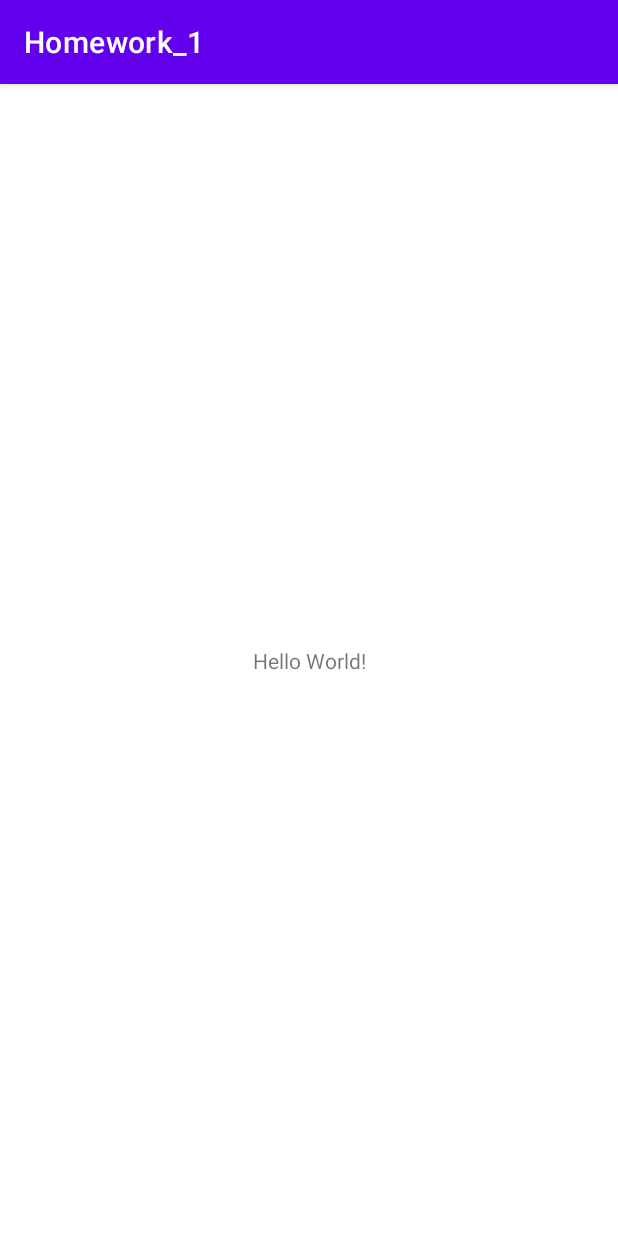
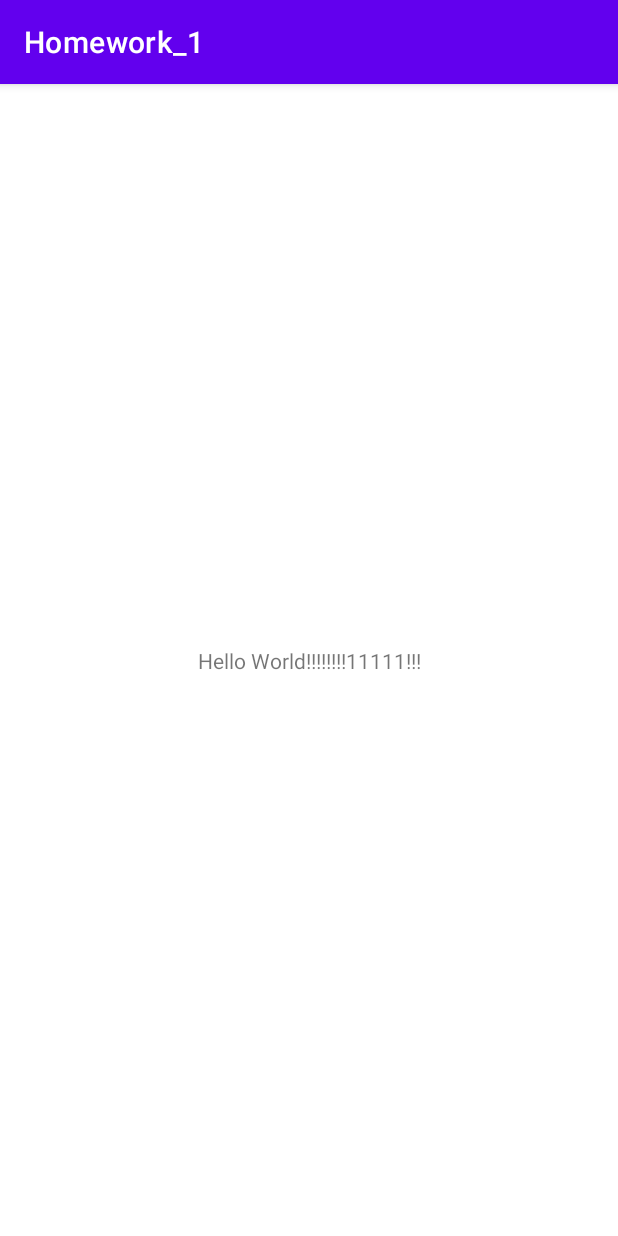
Before and after one commit to galeopsis/AndroidJava, an Android app: the screen it shows after launch (MainActivity), on a phone screen of 412 x 824 dp. Run offline under Robolectric (Android 15) with nearby library versions, the phone set to English and light mode, and no system bars.

Commit message:
New features added.

```diff
--- a/app/src/main/res/layout/activity_main.xml
+++ b/app/src/main/res/layout/activity_main.xml
@@ -9,7 +9,7 @@
     <TextView
         android:layout_width="wrap_content"
         android:layout_height="wrap_content"
-        android:text="Hello World!"
+        android:text="Hello World!!!!!!!!11111!!!"
         app:layout_constraintBottom_toBottomOf="parent"
         app:layout_constraintLeft_toLeftOf="parent"
         app:layout_constraintRight_toRightOf="parent"
```
